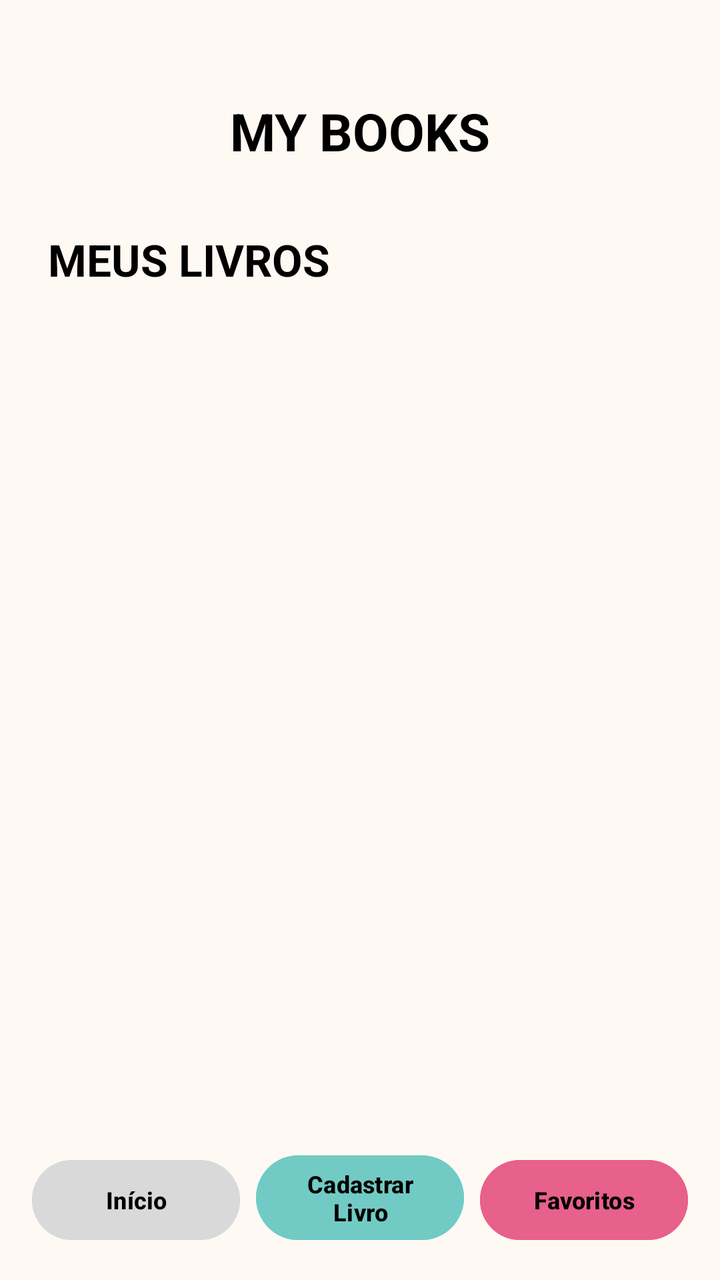
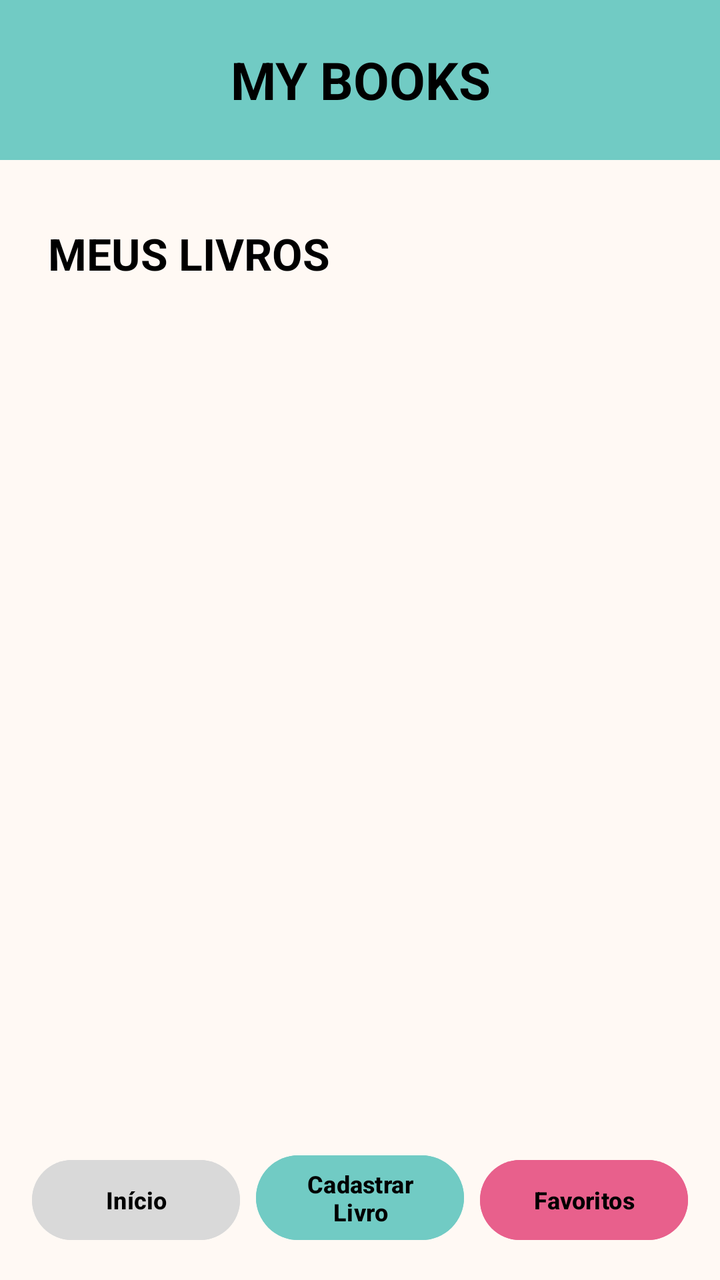

Two renders of the same Android screen: before a commit and after it. Below are the layout's source before the change and the commit's diff.
<!-- AndroidManifest.xml: application theme Theme.MYBOOKS -->
<!-- res/layout/activity_main.xml -->
<?xml version="1.0" encoding="utf-8"?>
<androidx.constraintlayout.widget.ConstraintLayout xmlns:android="http://schemas.android.com/apk/res/android"
    xmlns:app="http://schemas.android.com/apk/res-auto"
    xmlns:tools="http://schemas.android.com/tools"
    android:id="@+id/main"
    android:layout_width="match_parent"
    android:layout_height="match_parent"
    android:background="@color/fundo_mybooks"
    tools:context=".MainActivity">

    <TextView
        android:id="@+id/textTitulo"
        android:layout_width="wrap_content"
        android:layout_height="wrap_content"
        android:text="@string/app_name"
        android:textSize="26sp"
        android:textStyle="bold"
        android:textColor="@color/texto_mybooks"
        android:layout_marginTop="48dp"
        app:layout_constraintEnd_toEndOf="parent"
        app:layout_constraintStart_toStartOf="parent"
        app:layout_constraintTop_toTopOf="parent" />

    <TextView
        android:id="@+id/textMeusLivros"
        android:layout_width="wrap_content"
        android:layout_height="wrap_content"
        android:layout_marginStart="24dp"
        android:layout_marginTop="32dp"
        android:text="@string/meus_livros"
        android:textSize="22sp"
        android:textStyle="bold"
        android:textColor="@color/texto_mybooks"
        app:layout_constraintStart_toStartOf="parent"
        app:layout_constraintTop_toBottomOf="@id/textTitulo" />

    <androidx.recyclerview.widget.RecyclerView
        android:id="@+id/recyclerLivros"
        android:layout_width="0dp"
        android:layout_height="0dp"
        android:layout_marginStart="16dp"
        android:layout_marginTop="16dp"
        android:layout_marginEnd="16dp"
        android:layout_marginBottom="16dp"
        app:layout_constraintTop_toBottomOf="@id/textMeusLivros"
        app:layout_constraintStart_toStartOf="parent"
        app:layout_constraintEnd_toEndOf="parent"
        app:layout_constraintBottom_toTopOf="@id/buttonCadastrarLivro" />

    <Button
        android:id="@+id/buttonInicio"
        android:layout_width="0dp"
        android:layout_height="wrap_content"
        android:layout_marginStart="16dp"
        android:layout_marginEnd="4dp"
        android:layout_marginBottom="16dp"
        android:backgroundTint="@color/cinza_mybooks"
        android:text="@string/inicio"
        android:textColor="@color/texto_mybooks"
        android:textSize="12sp"
        android:textStyle="bold"
        app:layout_constraintBottom_toBottomOf="parent"
        app:layout_constraintEnd_toStartOf="@id/buttonCadastrarLivro"
        app:layout_constraintStart_toStartOf="parent" />

    <Button
        android:id="@+id/buttonCadastrarLivro"
        android:layout_width="0dp"
        android:layout_height="wrap_content"
        android:layout_marginStart="4dp"
        android:layout_marginEnd="4dp"
        android:layout_marginBottom="16dp"
        android:backgroundTint="@color/botao_mybooks"
        android:text="@string/cadastrar_livro"
        android:textColor="@color/texto_mybooks"
        android:textSize="12sp"
        android:textStyle="bold"
        app:layout_constraintBottom_toBottomOf="parent"
        app:layout_constraintEnd_toStartOf="@id/buttonFavoritos"
        app:layout_constraintStart_toEndOf="@id/buttonInicio" />

    <Button
        android:id="@+id/buttonFavoritos"
        android:layout_width="0dp"
        android:layout_height="wrap_content"
        android:layout_marginStart="4dp"
        android:layout_marginEnd="16dp"
        android:layout_marginBottom="16dp"
        android:backgroundTint="@color/destaque_mybooks"
        android:text="@string/favoritos"
        android:textColor="@color/texto_mybooks"
        android:textSize="12sp"
        android:textStyle="bold"
        app:layout_constraintBottom_toBottomOf="parent"
        app:layout_constraintEnd_toEndOf="parent"
        app:layout_constraintStart_toEndOf="@id/buttonCadastrarLivro" />

</androidx.constraintlayout.widget.ConstraintLayout>
<!-- resources referenced by this layout -->
<resources>
  <color name="botao_mybooks">#71CBC4</color>
  <color name="cinza_mybooks">#D9D9D9</color>
  <color name="destaque_mybooks">#E8608C</color>
  <color name="fundo_mybooks">#FFF9F4</color>
  <color name="texto_mybooks">#000000</color>
  <string name="app_name">MY BOOKS</string>
  <string name="cadastrar_livro">Cadastrar Livro</string>
  <string name="favoritos">Favoritos</string>
  <string name="inicio">Início</string>
  <string name="meus_livros">MEUS LIVROS</string>
  <style name="Theme.MYBOOKS" parent="Base.Theme.MYBOOKS" />
  <style name="Base.Theme.MYBOOKS" parent="Theme.Material3.DayNight.NoActionBar">
          
          
      </style>
</resources>

<!-- the commit's change to res/layout/activity_main.xml (unified diff, before → after) -->
@@ -10,13 +10,14 @@
 
     <TextView
         android:id="@+id/textTitulo"
-        android:layout_width="wrap_content"
-        android:layout_height="wrap_content"
+        android:layout_width="0dp"
+        android:layout_height="80dp"
+        android:background="@color/cabecalho_mybooks"
+        android:gravity="center"
         android:text="@string/app_name"
+        android:textColor="@color/texto_mybooks"
         android:textSize="26sp"
         android:textStyle="bold"
-        android:textColor="@color/texto_mybooks"
-        android:layout_marginTop="48dp"
         app:layout_constraintEnd_toEndOf="parent"
         app:layout_constraintStart_toStartOf="parent"
         app:layout_constraintTop_toTopOf="parent" />
@@ -79,6 +80,7 @@
         app:layout_constraintEnd_toStartOf="@id/buttonFavoritos"
         app:layout_constraintStart_toEndOf="@id/buttonInicio" />
 
+
     <Button
         android:id="@+id/buttonFavoritos"
         android:layout_width="0dp"
<!-- resource entries referenced after the edit -->
@@ -1,6 +1,7 @@
 <!-- resources referenced by this layout -->
 <resources>
   <color name="botao_mybooks">#71CBC4</color>
+  <color name="cabecalho_mybooks">#71CBC4</color>
   <color name="cinza_mybooks">#D9D9D9</color>
   <color name="destaque_mybooks">#E8608C</color>
   <color name="fundo_mybooks">#FFF9F4</color>
